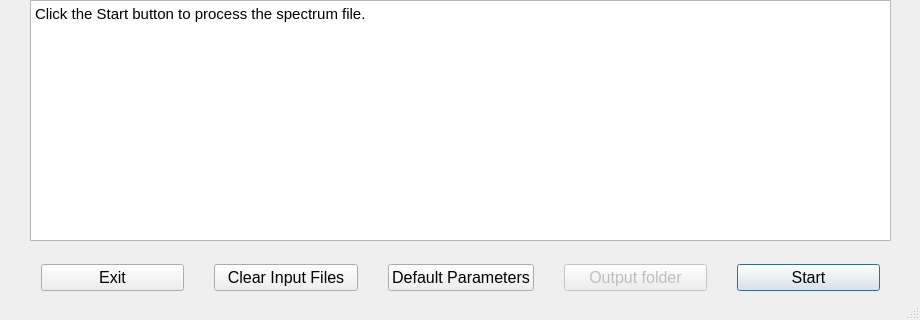
Above: src/gui/topmg/topmgwindow.ui from toppic-suite/toppic-suite before the change; both pictures show x 0 to 920 and y 380 to 700 of the 920 by 700 pixel window. Below: the same form after it.
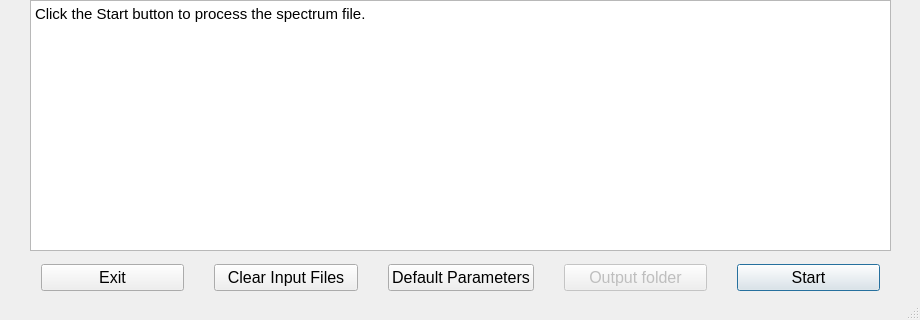
That is the form after the change. Icons and pictures are not drawn.

Commit message: Slightly adjusted the gui.

Diff of the .ui file:
```diff
--- a/src/gui/topmg/topmgwindow.ui
+++ b/src/gui/topmg/topmgwindow.ui
@@ -42,7 +42,7 @@
       <x>30</x>
       <y>380</y>
       <width>861</width>
-      <height>241</height>
+      <height>251</height>
      </rect>
     </property>
     <property name="font">
```
The commit also changes 2 other files.
